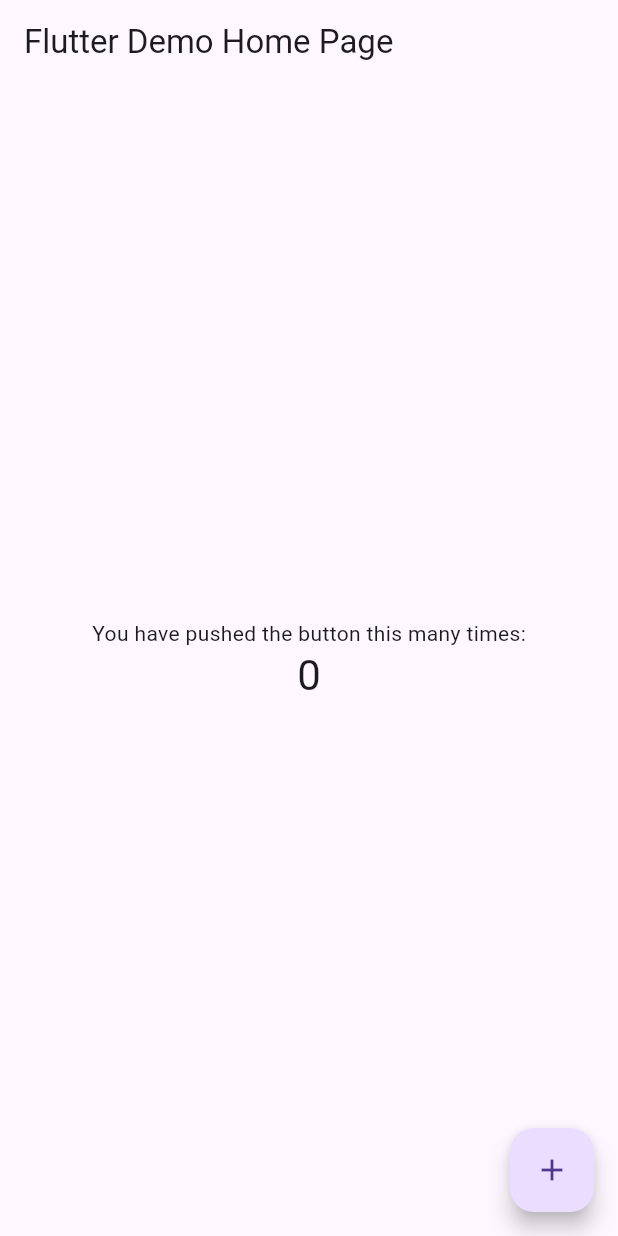
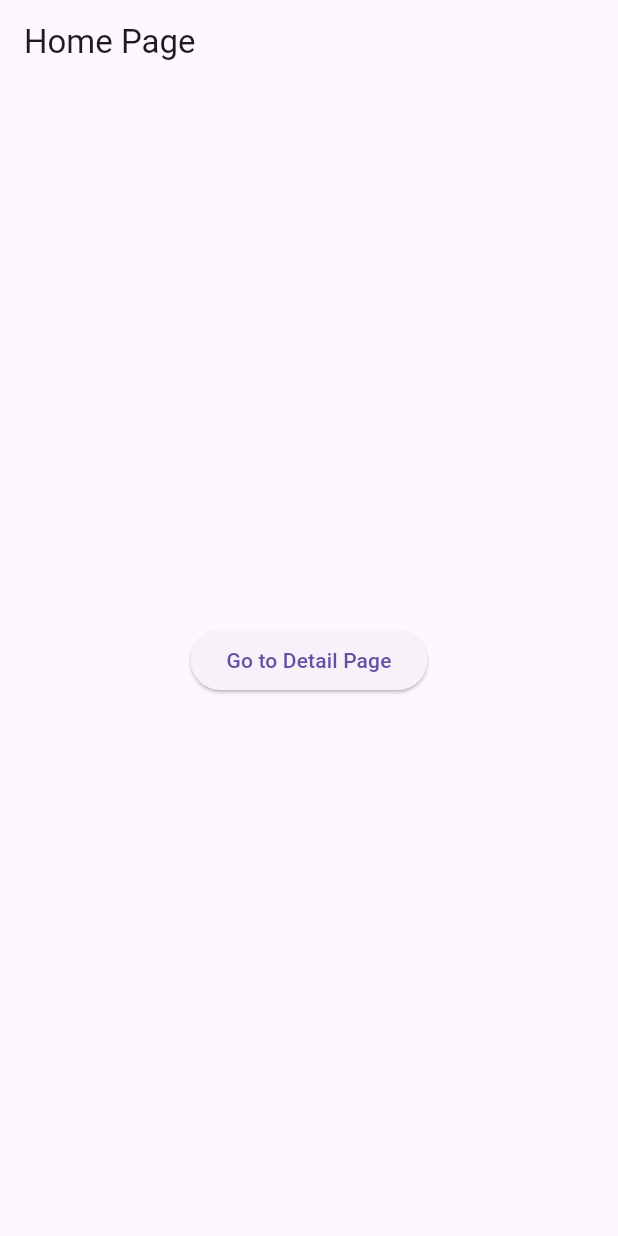
Before and after one commit to serkansevtekin/naigasyon_Flutter, a Flutter app: the screen it shows after launch, on a phone screen of 412 x 824 dp. Run offline on Flutter 3.47's test engine with Material 3 defaults, Android fonts, the phone set to English and light mode, and no system bars.

Commit message:
Update main.dart

```diff
--- a/lib/main.dart
+++ b/lib/main.dart
@@ -1,111 +1,69 @@
 import 'package:flutter/material.dart';
 
-void main() => runApp(MyApp());
+void main() {
+  runApp(const MyApp());
+}
 
 class MyApp extends StatelessWidget {
-  // This widget is the root of your application.
+  const MyApp({super.key});
+
   @override
   Widget build(BuildContext context) {
     return MaterialApp(
-      title: 'Flutter Demo',
-      theme: ThemeData(
-        // This is the theme of your application.
-        //
-        // Try running your application with "flutter run". You'll see the
-        // application has a blue toolbar. Then, without quitting the app, try
-        // changing the primarySwatch below to Colors.green and then invoke
-        // "hot reload" (press "r" in the console where you ran "flutter run",
-        // or simply save your changes to "hot reload" in a Flutter IDE).
-        // Notice that the counter didn't reset back to zero; the application
-        // is not restarted.
-        primarySwatch: Colors.blue,
-      ),
-      home: MyHomePage(title: 'Flutter Demo Home Page'),
+      title: 'Navigation Example',
+      home: const HomePage(),
     );
   }
 }
 
-class MyHomePage extends StatefulWidget {
-  MyHomePage({Key key, this.title}) : super(key: key);
-
-  // This widget is the home page of your application. It is stateful, meaning
-  // that it has a State object (defined below) that contains fields that affect
-  // how it looks.
-
-  // This class is the configuration for the state. It holds the values (in this
-  // case the title) provided by the parent (in this case the App widget) and
-  // used by the build method of the State. Fields in a Widget subclass are
-  // always marked "final".
-
-  final String title;
-
-  @override
-  _MyHomePageState createState() => _MyHomePageState();
-}
-
-class _MyHomePageState extends State<MyHomePage> {
-  int _counter = 0;
-
-  void _incrementCounter() {
-    setState(() {
-      // This call to setState tells the Flutter framework that something has
-      // changed in this State, which causes it to rerun the build method below
-      // so that the display can reflect the updated values. If we changed
-      // _counter without calling setState(), then the build method would not be
-      // called again, and so nothing would appear to happen.
-      _counter++;
-    });
-  }
+class HomePage extends StatelessWidget {
+  const HomePage({super.key});
 
   @override
   Widget build(BuildContext context) {
-    // This method is rerun every time setState is called, for instance as done
-    // by the _incrementCounter method above.
-    //
-    // The Flutter framework has been optimized to make rerunning build methods
-    // fast, so that you can just rebuild anything that needs updating rather
-    // than having to individually change instances of widgets.
     return Scaffold(
-      appBar: AppBar(
-        // Here we take the value from the MyHomePage object that was created by
-        // the App.build method, and use it to set our appbar title.
-        title: Text(widget.title),
+      appBar: AppBar(title: const Text('Home Page')),
+      body: Center(
+        child: ElevatedButton(
+          onPressed: () {
+            Navigator.push(
+              context,
+              MaterialPageRoute(
+                builder: (context) => const DetailPage(data: 'Hello from Home!'),
+              ),
+            );
+          },
+          child: const Text('Go to Detail Page'),
+        ),
       ),
+    );
+  }
+}
+
+class DetailPage extends StatelessWidget {
+  final String data;
+
+  const DetailPage({super.key, required this.data});
+
+  @override
+  Widget build(BuildContext context) {
+    return Scaffold(
+      appBar: AppBar(title: const Text('Detail Page')),
       body: Center(
-        // Center is a layout widget. It takes a single child and positions it
-        // in the middle of the parent.
         child: Column(
-          // Column is also a layout widget. It takes a list of children and
-          // arranges them vertically. By default, it sizes itself to fit its
-          // children horizontally, and tries to be as tall as its parent.
-          //
-          // Invoke "debug painting" (press "p" in the console, choose the
-          // "Toggle Debug Paint" action from the Flutter Inspector in Android
-          // Studio, or the "Toggle Debug Paint" command in Visual Studio Code)
-          // to see the wireframe for each widget.
-          //
-          // Column has various properties to control how it sizes itself and
-          // how it positions its children. Here we use mainAxisAlignment to
-          // center the children vertically; the main axis here is the vertical
-          // axis because Columns are vertical (the cross axis would be
-          // horizontal).
           mainAxisAlignment: MainAxisAlignment.center,
-          children: <Widget>[
-            Text(
-              'You have pushed the button this many times:',
-            ),
-            Text(
-              '$_counter',
-              style: Theme.of(context).textTheme.display1,
+          children: [
+            Text(data, style: const TextStyle(fontSize: 20)),
+            const SizedBox(height: 20),
+            ElevatedButton(
+              onPressed: () {
+                Navigator.pop(context);
+              },
+              child: const Text('Go Back'),
             ),
           ],
         ),
       ),
-      floatingActionButton: FloatingActionButton(
-        onPressed: _incrementCounter,
-        tooltip: 'Increment',
-        child: Icon(Icons.add),
-      ), // This trailing comma makes auto-formatting nicer for build methods.
     );
   }
 }
```
